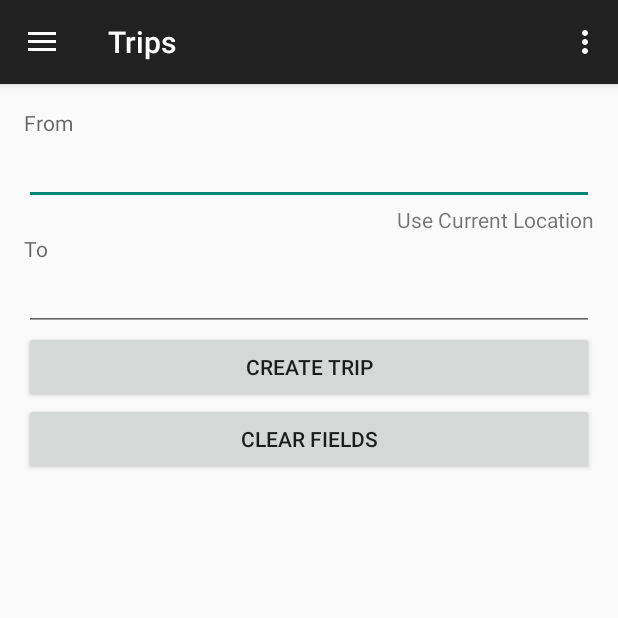
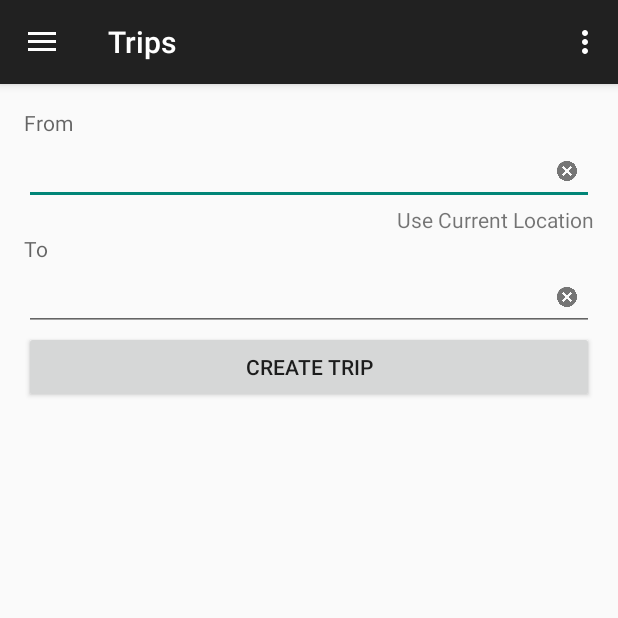
Before and after one commit to eduardgamiao/Transit808, an Android app: the TripPlanner screen opened directly, with no data from a screen before it, on a phone screen of 412 x 824 dp, the top half of it. Run offline under Robolectric (Android 15) with nearby library versions, the phone set to English and light mode, and no system bars.

```diff
--- a/app/src/main/res/layout/activity_stop_details.xml
+++ b/app/src/main/res/layout/activity_stop_details.xml
@@ -18,6 +18,7 @@
         android:id="@+id/stop_title"
         android:layout_width="fill_parent"
         android:layout_height="wrap_content"
+        android:textAppearance="?android:attr/textAppearanceMedium"
         android:gravity="center"/>
 
     <Button
--- a/app/src/main/res/layout/search_result.xml
+++ b/app/src/main/res/layout/search_result.xml
@@ -18,7 +18,6 @@
         android:clickable="true"
         android:onClick="expandText">
 
-
         <View
             android:layout_width="0dp"
             android:layout_height="0dp"
@@ -27,7 +26,7 @@
         <TextView
             android:layout_width="wrap_content"
             android:layout_height="wrap_content"
-            android:text="@string/view_by"/>
+            android:text="@string/search_by"/>
 
         <ToggleButton
             android:layout_width="wrap_content"
--- a/app/src/main/res/layout/trip_planner.xml
+++ b/app/src/main/res/layout/trip_planner.xml
@@ -24,6 +24,10 @@
         android:text="@string/from"
         android:textColor="?android:textColorSecondary"/>
 
+    <FrameLayout
+        android:layout_width="fill_parent"
+        android:layout_height="wrap_content">
+
     <AutoCompleteTextView
         android:id="@+id/from"
         android:layout_width="fill_parent"
@@ -31,6 +35,17 @@
         android:layout_gravity="fill_horizontal"
         android:drawablePadding="8dp"
         android:completionThreshold="3"/>
+
+        <TextView
+            android:layout_width="16dp"
+            android:layout_height="16dp"
+            android:background="@drawable/ic_cancel_grey600_48dp"
+            android:layout_gravity="right|center_vertical"
+            android:layout_marginRight="10dp"
+            android:clickable="true"
+            android:onClick="clearFrom"/>
+
+    </FrameLayout>
 
     <TextView
         android:id="@+id/fillFrom"
@@ -49,12 +64,28 @@
         android:text="@string/to"
         android:textColor="?android:textColorSecondary"/>
 
+
+    <FrameLayout
+        android:layout_width="fill_parent"
+        android:layout_height="wrap_content">
+
     <AutoCompleteTextView
         android:id="@+id/to"
         android:layout_width="fill_parent"
         android:layout_height="wrap_content"
         android:layout_gravity="fill_horizontal"
         android:completionThreshold="3"/>
+
+    <TextView
+        android:layout_width="16dp"
+        android:layout_height="16dp"
+        android:background="@drawable/ic_cancel_grey600_48dp"
+        android:layout_gravity="right|center_vertical"
+        android:layout_marginRight="10dp"
+        android:clickable="true"
+        android:onClick="clearTo"/>
+
+</FrameLayout>
 
     <Button
         android:id="@+id/load_directions"
@@ -64,15 +95,6 @@
         android:layout_gravity="fill_horizontal"
         android:text="@string/load_directions"
         android:onClick="createTrip"/>
-
-    <Button
-        android:id="@+id/clear_fields"
-        android:layout_width="match_parent"
-        android:layout_height="wrap_content"
-        android:layout_columnSpan="1"
-        android:layout_gravity="fill_horizontal"
-        android:text="@string/clear_fields"
-        android:onClick="clearFields"/>
 
 </LinearLayout>
 
--- a/app/src/main/res/values/strings.xml
+++ b/app/src/main/res/values/strings.xml
@@ -53,5 +53,6 @@
     <string name="searchByMap">Search By Map</string>
     <string name="view_map">View On Map</string>
     <string name="view_stop">View Bus Stop</string>
-    <string name="view_by">Search By:</string>
+    <string name="search_by">Search By:</string>
+    <string name="view_by">View By:</string>
 </resources>
```
Also changed, not shown: app/src/main/java/ics466uhm/transit808/TripDirections.java (+21 -0 lines), app/src/main/java/ics466uhm/transit808/TripPlanner.java (+11 -0 lines), app/src/main/res/layout/activity_route.xml (+42 -4 lines).
